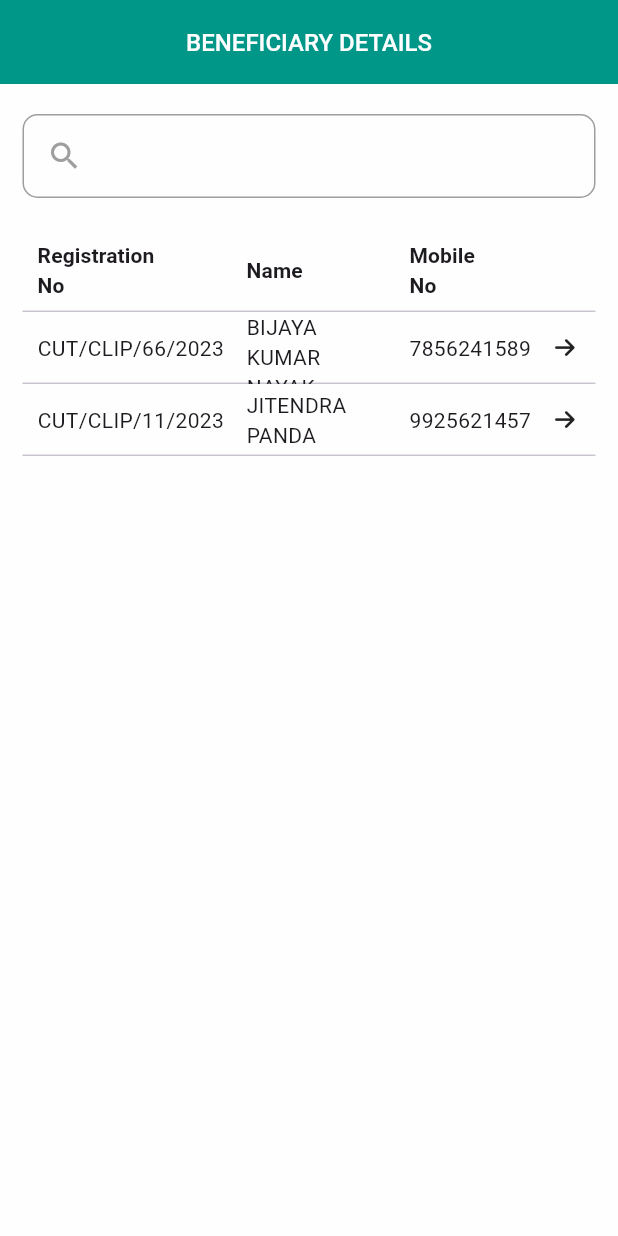
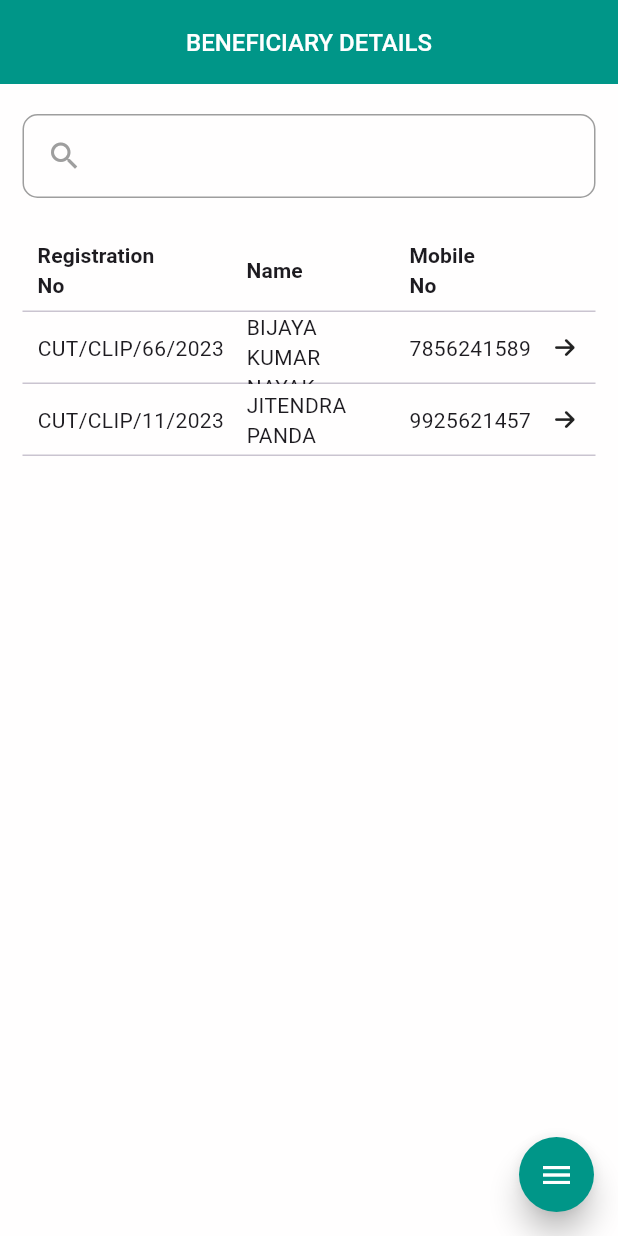
Before and after one commit to SubratDevop/OLIC, a Flutter app: the screen it shows after launch, on a phone screen of 412 x 824 dp. Run offline on Flutter 3.47's test engine with Material 2 defaults, Android fonts, the phone set to English and light mode, and no system bars; drawn by our look-alikes of flutter_speed_dial; our stand-ins replace flutter_svg, get, google_fonts, icons_plus.

Commit message:
MultiFloatingBtn added

```diff
--- a/lib/screens/Beneficiary_Details/screens/benificiary_details_screen.dart
+++ b/lib/screens/Beneficiary_Details/screens/benificiary_details_screen.dart
@@ -1,4 +1,5 @@
 import 'package:flutter/material.dart';
+import 'package:flutter_speed_dial/flutter_speed_dial.dart';
 import 'package:get/get.dart';
 import 'package:icons_plus/icons_plus.dart';
 import 'package:olic/constants/screensize.dart';
@@ -6,6 +7,7 @@ import 'package:olic/screens/Beneficiary_Details/model/user_modal.dart';
 
 import '../../../commons/color_gallery.dart';
 import '../../../widgets/default_appbar.dar.dart';
+import '../../../widgets/multi_floating_btn.dart';
 import '../../../widgets/search_bar.dart';
 import '../controller/benificiary_details_controller.dart';
 import 'benificiary_info_screen.dart';
@@ -46,10 +48,9 @@ class _Beneficiary_Details_ScreenState
       appBar: defaultAppBar(context,
           leading_icon_visibility: false, title: "BENEFICIARY DETAILS"),
       body: Padding(
-        padding:  EdgeInsets.symmetric(horizontal: AppDimension.defaultPadding),
+        padding: EdgeInsets.symmetric(horizontal: AppDimension.defaultPadding),
         child: Column(
           children: [
-
             const SizedBox(
               height: 20,
             ),
@@ -92,7 +93,11 @@ class _Beneficiary_Details_ScreenState
                         if (selected!) {
                           print("&------------");
                           debugPrint("Selected row = ${users!.indexOf(user)}");
-                          Get.to(BeneficiaryInfoScreen(index: users!.indexOf(user),),);
+                          Get.to(
+                            BeneficiaryInfoScreen(
+                              index: users!.indexOf(user),
+                            ),
+                          );
                         }
                       },
                     ),
@@ -102,6 +107,10 @@ class _Beneficiary_Details_ScreenState
           ],
         ),
       ),
+      floatingActionButton: MultiFloatingBtn()
+
+
+
     );
   }
 
@@ -122,8 +131,7 @@ class _Beneficiary_Details_ScreenState
         );
       }).toList();
 
-
-   void sortingList(int columnIndex, bool ascending) {
+  void sortingList(int columnIndex, bool ascending) {
     if (columnIndex == 0) {
       users!.sort(
         (user1, user2) => compareString(
--- /dev/null
+++ b/lib/widgets/multi_floating_btn.dart
@@ -0,0 +1,61 @@
+import 'package:flutter/material.dart';
+import 'package:flutter_speed_dial/flutter_speed_dial.dart';
+import 'package:icons_plus/icons_plus.dart';
+
+class MultiFloatingBtn extends StatelessWidget {
+  const MultiFloatingBtn({super.key});
+
+  @override
+  Widget build(BuildContext context) {
+    return SpeedDial(
+          icon: Icons.menu, //icon on Floating action button
+          activeIcon: Icons.close, //icon when menu is expanded on button
+          backgroundColor: Colors.teal, //background color of button
+          foregroundColor: Colors.white, //font color, icon color in button
+          activeBackgroundColor:
+              Colors.white, //background color when menu is expanded
+          activeForegroundColor: Colors.teal,
+          buttonSize: Size(50, 50), //button size
+          visible: true,
+          closeManually: false,
+          curve: Curves.bounceIn,
+          overlayColor: Colors.black,
+          overlayOpacity: 0.5,
+          onOpen: () => print('OPENING DIAL'), // action when menu opens
+          onClose: () => print('DIAL CLOSED'), //action when menu closes
+
+          elevation: 8.0, //shadow elevation of button
+          shape: CircleBorder(), //shape of button
+
+          children: [
+            SpeedDialChild(
+              child: Icon(Icons.copy),
+
+              backgroundColor: Colors.red,
+              foregroundColor: Colors.white,
+              onTap: () => print('FIRST CHILD'),
+            ),
+            SpeedDialChild(
+              child: Icon(FontAwesome.file_excel,color: Colors.white,),
+              backgroundColor: Colors.blue,
+              foregroundColor: Colors.white,
+              onTap: () => print('SECOND CHILD'),
+            ),
+            SpeedDialChild(
+              child: Icon(Icons.picture_as_pdf),
+              foregroundColor: Colors.white,
+              backgroundColor: Colors.green,
+              labelStyle: TextStyle(fontSize: 18.0),
+              onTap: () => print('THIRD CHILD'),
+            ),
+               SpeedDialChild(
+              child: Icon(Icons.print),
+              foregroundColor: Colors.white,
+              backgroundColor: Colors.purple,
+              labelStyle: TextStyle(fontSize: 18.0),
+              onTap: () => print('THIRD CHILD'),
+            ),
+          ]);
+
+  }
+}
--- a/pubspec.yaml
+++ b/pubspec.yaml
@@ -39,6 +39,7 @@ dependencies:
   google_fonts: ^6.1.0
   icons_plus: ^4.0.0
   flutter_svg: ^2.0.7
+  flutter_speed_dial: ^7.0.0
 
 dev_dependencies:
   flutter_test:
```
